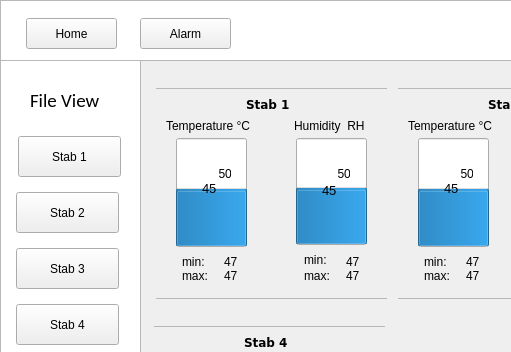
This is datalogger.ui in AliZaiN-157/DataLogger as Qt 5 draws it before an edit; both pictures show x 0 to 511 and y 0 to 352 of the 881 by 598 pixel window. The edited form follows.
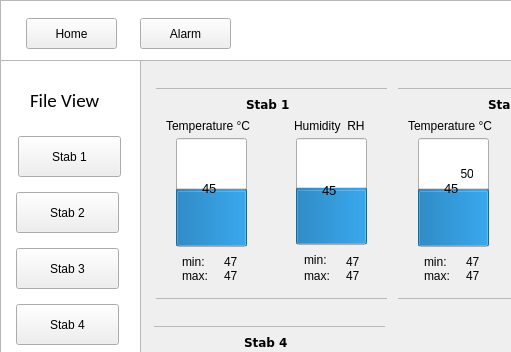
This is the edited form. Icons and pictures are not drawn.

```diff
--- a/datalogger.ui
+++ b/datalogger.ui
@@ -179,6 +179,9 @@
      <property name="value">
       <number>50</number>
      </property>
+     <property name="textVisible">
+      <bool>false</bool>
+     </property>
      <property name="orientation">
       <enum>Qt::Vertical</enum>
      </property>
@@ -222,6 +225,9 @@
      <property name="alignment">
       <set>Qt::AlignCenter</set>
      </property>
+     <property name="textVisible">
+      <bool>false</bool>
+     </property>
      <property name="orientation">
       <enum>Qt::Vertical</enum>
      </property>
```
Left out of the diff: 6 changed lines with no effect on the pictures.
